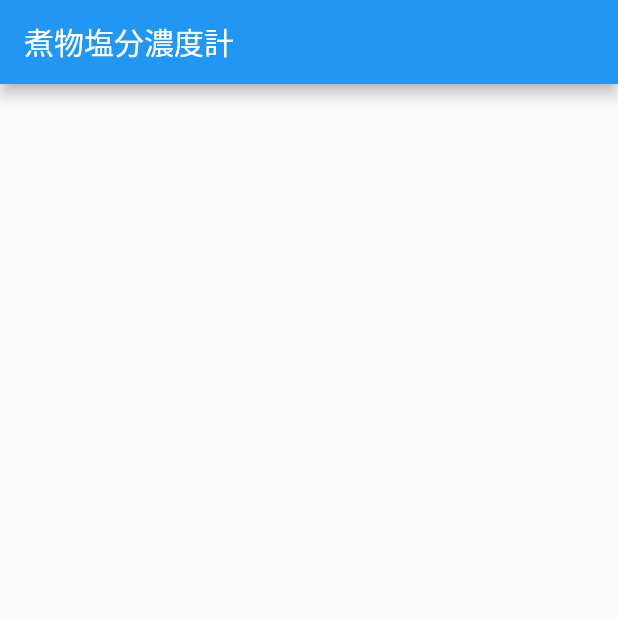
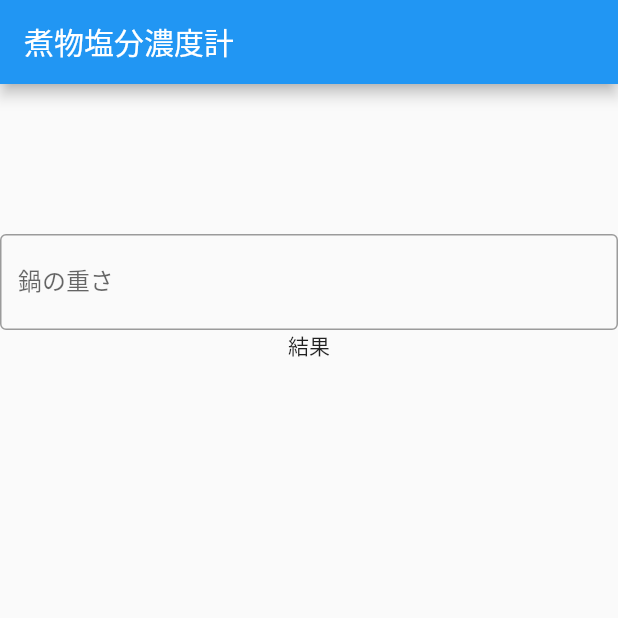
Before and after one commit to ntsts03/hotcookCalculator, a Flutter app: the screen it shows after launch, on a phone screen of 412 x 824 dp, the top half of it. Run offline on Flutter 3.47's test engine with Material 2 defaults, Android fonts, the phone set to English and light mode, and no system bars.

Commit message:
テキストボックスを作成

```diff
--- a/lib/main.dart
+++ b/lib/main.dart
@@ -29,6 +29,24 @@ class _hotcookCalculatorState extends State<hotcookCalculator> {
       appBar: AppBar(
         title: Text('煮物塩分濃度計'),
       ),
+      body: Center(
+        child: Column(
+          children: [
+            SizedBox(
+              height: 100,
+              width: 100,
+            ),
+            TextField(
+              decoration: InputDecoration(
+                border: OutlineInputBorder(),
+                labelText: "鍋の重さ",
+                hintText: "まぁ何か入力してみてよ！",
+              ),
+            ),
+            Text('結果'),
+          ],
+        ),
+      ),
     );
   }
 }
```
